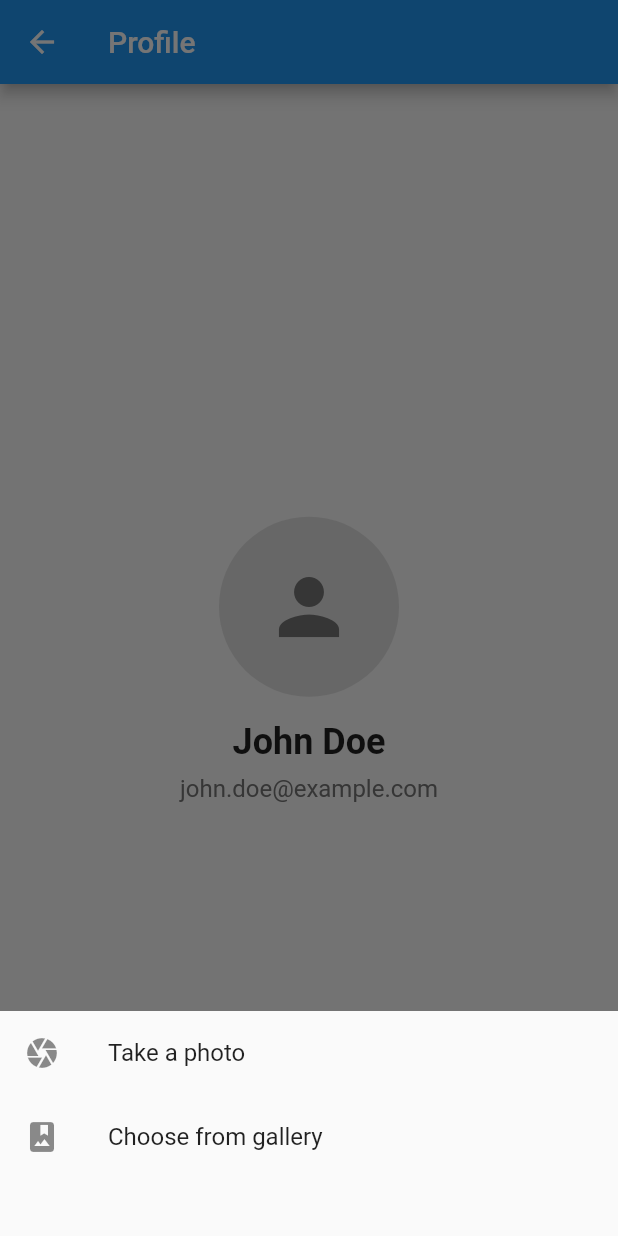
After one commit to kfahmi77/flutter_belajar, a Flutter app: the CobaWidget screen opened by its route, after a tap on the "person" icon, on a phone screen of 412 x 824 dp. The commit adds this screen. Run offline on Flutter 3.47's test engine with Material 2 defaults, Android fonts, the phone set to English and light mode, and no system bars; our stand-ins replace flutter_screenutil, flutter_svg, go_router, image_picker, permission_handler, shimmer.

Commit message:
idk what im doing :)

```diff
--- a/lib/common/app_drawer.dart
+++ b/lib/common/app_drawer.dart
@@ -51,6 +51,15 @@ class AppDrawer extends StatelessWidget {
               GoRouter.of(context).go('/about');
             },
           ),
+          ListTile(
+            selected: currentRoute == '/coba',
+            selectedTileColor: Colors.blue[100],
+            tileColor: currentRoute == '/coba' ? Colors.blue[100] : null,
+            title: const Text('Coba'),
+            onTap: () {
+              GoRouter.of(context).go('/coba');
+            },
+          ),
         ],
       ),
     );
--- a/lib/common/widget/update_dialog_widget.dart
+++ b/lib/common/widget/update_dialog_widget.dart
@@ -104,7 +104,7 @@ class CustomDialog extends StatelessWidget {
             ),
           ),
           Align(
-            alignment: const AlignmentDirectional(0, 1),
+            alignment: const AlignmentDirectional(0, 1.1),
             child: Container(
               width: ScreenUtil().screenWidth,
               height: 40.h,
--- /dev/null
+++ b/lib/module/coba/coba.dart
@@ -0,0 +1,142 @@
+import 'dart:io';
+
+import 'package:flutter/material.dart';
+import 'package:image_picker/image_picker.dart';
+import 'package:permission_handler/permission_handler.dart';
+
+class CobaWidget extends StatefulWidget {
+  const CobaWidget({super.key});
+
+  @override
+  createState() => _CobaWidgetState();
+}
+
+class _CobaWidgetState extends State<CobaWidget> {
+  final ImagePicker _picker = ImagePicker();
+  File? _image;
+  bool _isImageSelected = false;
+  var _isStoragePermissionGranted = false;
+  bool get isStoragePermissionGranted => _isStoragePermissionGranted;
+
+  @override
+  void initState() {
+    super.initState();
+    checkPermission();
+  }
+
+  Future<void> checkPermission() async {
+    final PermissionStatus status = await Permission.storage.status;
+    if (status == await Permission.storage.isGranted) {
+      _isStoragePermissionGranted = true;
+      return;
+    } else {
+      final PermissionStatus result = await Permission.storage.request();
+      _isStoragePermissionGranted = result == PermissionStatus.granted;
+    }
+  }
+
+  Future<void> getImage(ImageSource source) async {
+    final PermissionStatus status = await Permission.photos.request();
+
+    if (status != PermissionStatus.granted) {
+      return;
+    }
+
+    final pickedFile = await _picker.pickImage(
+      source: source,
+      imageQuality: 50,
+    );
+
+    if (pickedFile != null) {
+      setState(() {
+        _image = File(pickedFile.path);
+        _isImageSelected = true;
+      });
+    }
+  }
+
+  @override
+  Widget build(BuildContext context) {
+    return Scaffold(
+      appBar: AppBar(
+        title: const Text("Profile"),
+      ),
+      body: Center(
+        child: Column(
+          mainAxisAlignment: MainAxisAlignment.center,
+          children: [
+            InkWell(
+              onTap: () async {
+                await showModalBottomSheet(
+                  context: context,
+                  builder: (context) {
+                    return SizedBox(
+                      height: 150,
+                      child: Column(
+                        children: [
+                          ListTile(
+                            leading: const Icon(Icons.camera),
+                            title: const Text("Take a photo"),
+                            onTap: () {
+                              getImage(ImageSource.camera);
+                              Navigator.pop(context);
+                            },
+                          ),
+                          ListTile(
+                            leading: const Icon(Icons.photo_album),
+                            title: const Text("Choose from gallery"),
+                            onTap: () {
+                              getImage(ImageSource.gallery);
+                              Navigator.pop(context);
+                            },
+                          ),
+                        ],
+                      ),
+                    );
+                  },
+                );
+              },
+              child: Container(
+                width: 120,
+                height: 120,
+                decoration: BoxDecoration(
+                  shape: BoxShape.circle,
+                  color: Colors.grey[300],
+                  image: _isImageSelected
+                      ? DecorationImage(
+                          image: FileImage(_image!),
+                          fit: BoxFit.cover,
+                        )
+                      : null,
+                ),
+                child: _isImageSelected
+                    ? null
+                    : Icon(
+                        Icons.person,
+                        size: 60,
+                        color: Colors.grey[600],
+                      ),
+              ),
+            ),
+            const SizedBox(height: 16),
+            const Text(
+              "John Doe",
+              style: TextStyle(
+                fontWeight: FontWeight.bold,
+                fontSize: 24,
+              ),
+            ),
+            const SizedBox(height: 8),
+            Text(
+              "john.doe@example.com",
+              style: TextStyle(
+                color: Colors.grey[600],
+                fontSize: 16,
+              ),
+            ),
+          ],
+        ),
+      ),
+    );
+  }
+}
--- a/lib/routes.dart
+++ b/lib/routes.dart
@@ -1,4 +1,5 @@
 import 'package:flutter/material.dart';
+import 'package:flutter_belajar/module/coba/coba.dart';
 import 'package:flutter_belajar/module/http/http.dart';
 import 'package:go_router/go_router.dart';
 
@@ -42,6 +43,12 @@ final router = GoRouter(
             child: HttpWidget(),
           ),
         ),
+        GoRoute(
+          path: 'coba',
+          pageBuilder: (context, state) => MaterialPage<MaterialPageRoute>(
+            child: CobaWidget(),
+          ),
+        ),
       ],
     ),
   ],
--- a/pubspec.yaml
+++ b/pubspec.yaml
@@ -45,6 +45,9 @@ dependencies:
   flutter_svg: ^2.0.4
   screen_utils: ^0.0.1
   flutter_screenutil: ^5.7.0
+  image_picker: ^0.8.7+4
+  image_cropper: ^3.0.3
+  permission_handler: ^10.2.0
 
 dev_dependencies:
   flutter_test:
```
Also changed, not shown: assets/image/default.png (added), pubspec.lock, 4 other files.
